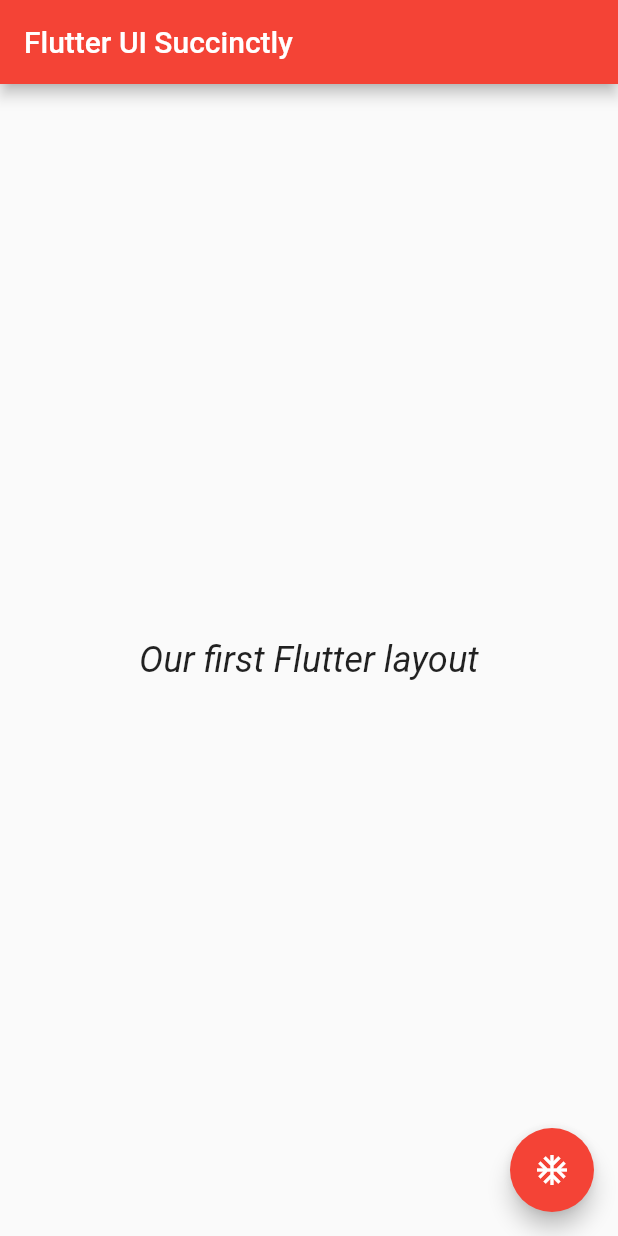
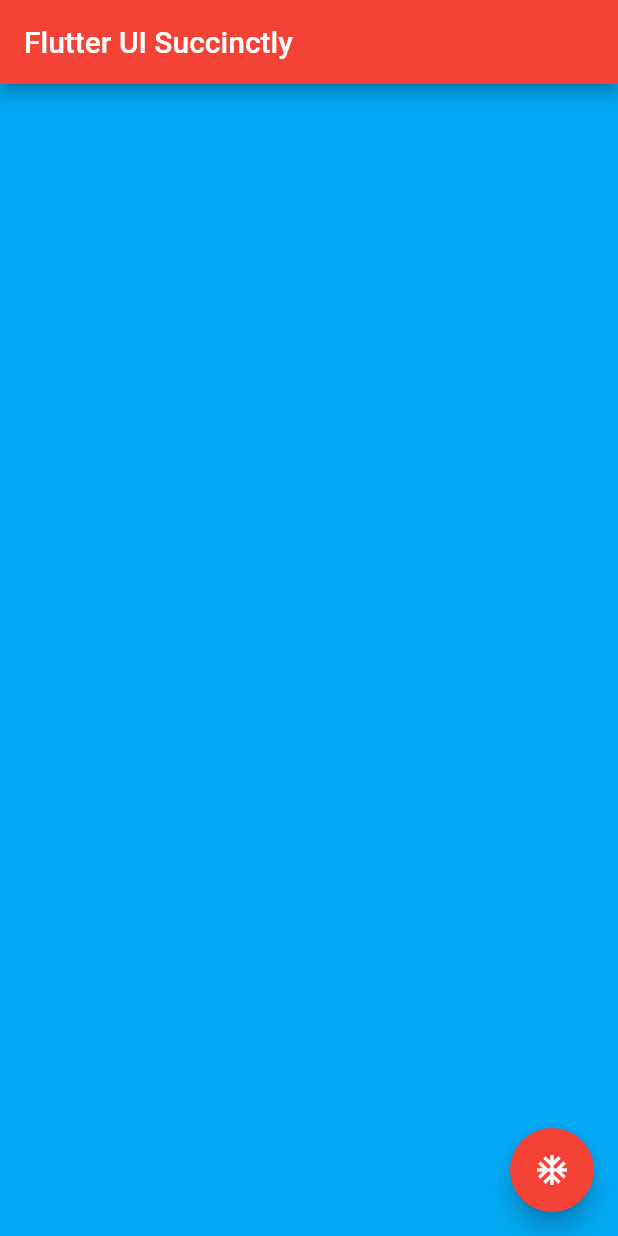
Before and after one commit to Zahranabella/flutter_ui, a Flutter app: the screen it shows after launch, on a phone screen of 412 x 824 dp. Run offline on Flutter 3.47's test engine with Material 2 defaults, Android fonts, the phone set to English and light mode, and no system bars.

Commit message:
container-1

```diff
--- a/lib/main.dart
+++ b/lib/main.dart
@@ -13,11 +13,8 @@ class MyApp extends StatelessWidget {
         appBar: AppBar(
           title: const Text('Flutter UI Succinctly'),
         ),
-        body: const Center(
-          child: Text(
-            'Our first Flutter layout',
-            style: TextStyle(fontSize: 24),
-          ),
+        body: Container(
+          color: Colors.lightBlue,
         ),
         floatingActionButton: FloatingActionButton(
           child: const Icon(Icons.ac_unit),
```
